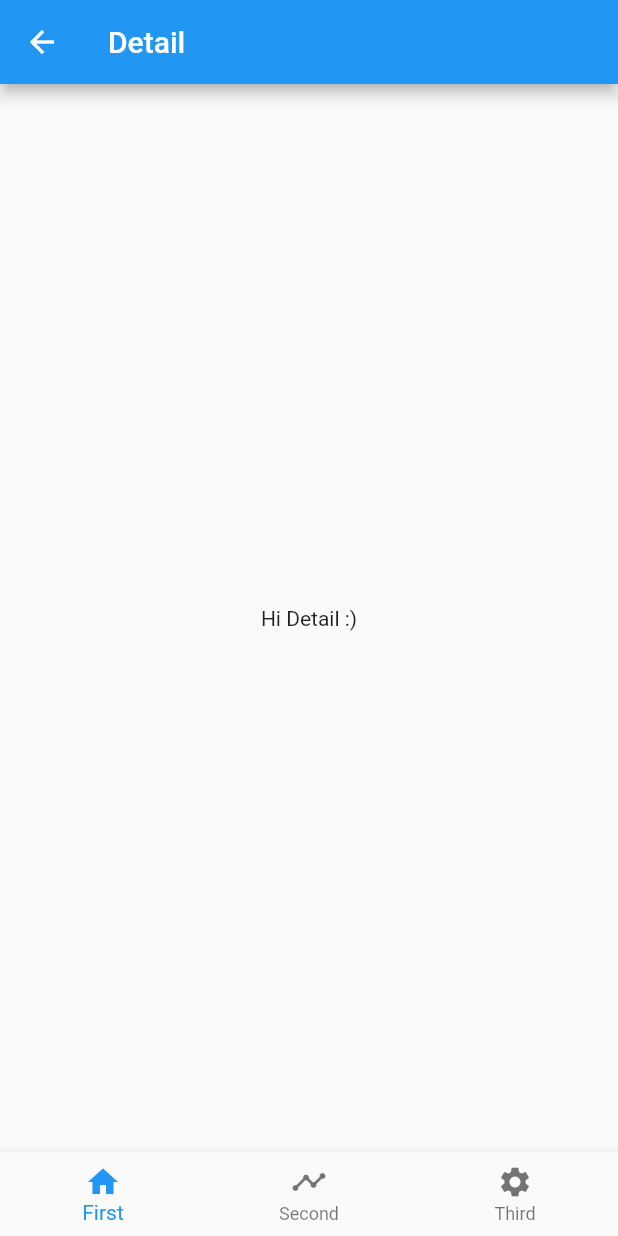
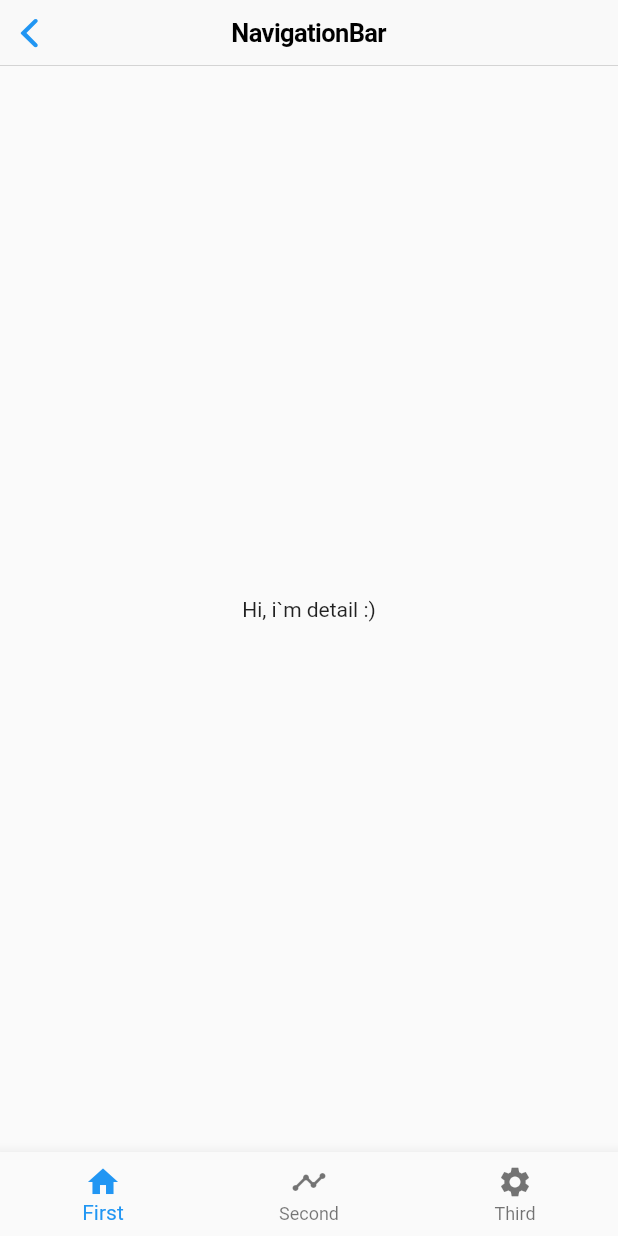
Before and after one commit to hayabusabusa/Flutter-bloc_bottomNavigationBar_sample, a Flutter app: the AdvancedTabScreen screen opened directly, after a tap on "Push", on a phone screen of 412 x 824 dp. Run offline on Flutter 3.47's test engine with Material 2 defaults, Android fonts, the phone set to English and light mode, and no system bars; our stand-ins replace bloc, equatable, flutter_bloc.

Commit message:
Fix layout cupertino style

```diff
--- /dev/null
+++ b/lib/screens/advanced_tab/advanced_first_detail_screen.dart
@@ -0,0 +1,19 @@
+import 'package:flutter/material.dart';
+import 'package:flutter/cupertino.dart';
+
+class AdvancedFirstDetailScreen extends StatelessWidget {
+  @override
+  Widget build(BuildContext context) {
+    return Scaffold(
+      // appBar: AppBar(
+      //   title: Text('First Detail'),
+      // ),
+      appBar: CupertinoNavigationBar(
+        middle: Text('NavigationBar'),
+      ),
+      body: Center(
+        child: Text('Hi, i`m detail :)'),
+      ),
+    );
+  }
+}
--- a/lib/screens/advanced_tab/advanced_first_screen.dart
+++ b/lib/screens/advanced_tab/advanced_first_screen.dart
@@ -1,4 +1,5 @@
 import 'package:flutter/material.dart';
+import 'package:flutter/cupertino.dart';
 
 class AdvancedFirstScreen extends StatelessWidget {
   final Function onPush;
@@ -10,14 +11,8 @@ class AdvancedFirstScreen extends StatelessWidget {
   @override
   Widget build(BuildContext context) {
     return Scaffold(
-      appBar: AppBar(
-        title: Text('First'),
-        actions: <Widget>[
-          IconButton(
-            icon: Icon(Icons.add),
-            onPressed: () { },
-          ),
-        ],
+      appBar: CupertinoNavigationBar(
+        middle: Text('First'),
       ),
       body: Center(
         child: RaisedButton(
--- a/lib/screens/advanced_tab/advanced_screens.dart
+++ b/lib/screens/advanced_tab/advanced_screens.dart
@@ -2,3 +2,4 @@ export 'advanced_first_screen.dart';
 export 'advanced_second_screen.dart';
 export 'advanced_third_screen.dart';
 export 'advanced_detail_screen.dart';
+export 'advanced_first_detail_screen.dart';
--- a/lib/screens/advanced_tab/tab_navigator.dart
+++ b/lib/screens/advanced_tab/tab_navigator.dart
@@ -1,7 +1,7 @@
 import 'package:flutter/material.dart';
+import 'package:flutter/cupertino.dart';
 import 'package:bloc_bottom_navigation_sample/models/models.dart';
 import 'package:bloc_bottom_navigation_sample/screens/advanced_tab/advanced_screens.dart';
-import 'package:bloc_bottom_navigation_sample/screens/screens.dart';
 
 // タブの階層とその次の階層のキー名
 class TabNavigatorRoutes {
@@ -51,7 +51,14 @@ class TabNavigator extends StatelessWidget {
             return Text('unknown AppTab type.');
         }
       },
-      TabNavigatorRoutes.detail: (context) => AdvancedDetailScreen(),
+      TabNavigatorRoutes.detail: (context) {
+        switch (tab) {
+          case AppTab.first:
+            return AdvancedFirstDetailScreen();
+          default:
+            return AdvancedDetailScreen();
+        }
+      },
     };
   }
 
@@ -59,11 +66,23 @@ class TabNavigator extends StatelessWidget {
   void _push(BuildContext context) {
     var routeBuilders = _routeBuilders(context);
 
+    switch (tab) {
+      case AppTab.first:
+        Navigator.push(
+          context,
+          CupertinoPageRoute(
+            builder: (context) => routeBuilders[TabNavigatorRoutes.detail](context)
+          ),
+        );
+        break;
+      default:
         Navigator.push(
           context,
           MaterialPageRoute(
             builder: (context) => routeBuilders[TabNavigatorRoutes.detail](context)
           ),
         );
+        break;
     }
   }
+}
--- a/lib/screens/cupertino_tab/cupertino_tab_screen.dart
+++ b/lib/screens/cupertino_tab/cupertino_tab_screen.dart
@@ -45,7 +45,8 @@ class CupertinoTabScreen extends StatelessWidget {
             });
           case 1:
             return CupertinoTabView(builder: (context) {
-              // TODO: FloatingActionButtonがTabBarの下になってしまうので調査。
+              // loatingActionButtonがTabBarの下になってしまう
+              // -> Scaffoldが見つからないから。
               return SecondScreen();
             });
           case 2:
--- a/lib/screens/selection/selection_screen.dart
+++ b/lib/screens/selection/selection_screen.dart
@@ -32,7 +32,7 @@ class SelectionScreen extends StatelessWidget {
             title: 'Advanced',
             description: 'Advanced Tab example.\nNested Navigator',
             onTapHandler: () {
-              Navigator.of(context).push(
+              Navigator.of(context).pushReplacement(
                 MaterialPageRoute(
                   builder: (context) {
                     return AdvancedTabScreen();
```
Lines whose indentation alone changed are shown as unchanged.
